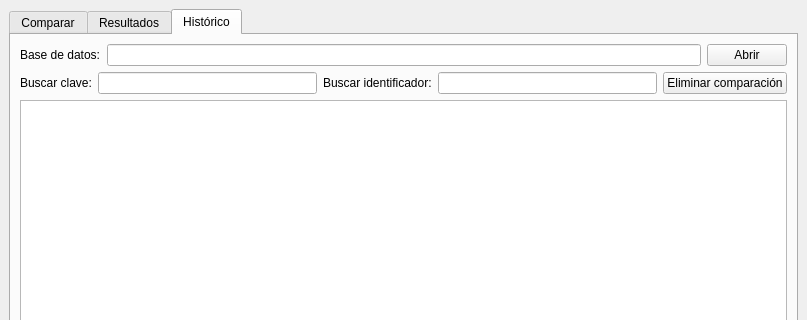
Before: the Qt Designer form src/ui/main_window.ui in CristinaCG/ComparadorExcel, drawn with Qt 5; both pictures show x 0 to 807 and y 0 to 320 of the 807 by 737 pixel window.
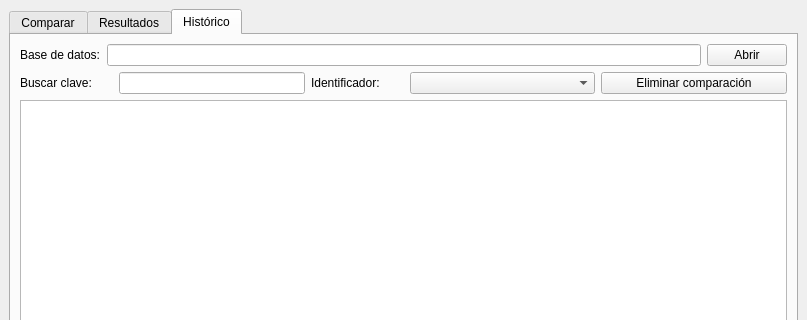
After: the same form once the commit is applied.

The edit to the form file:
```diff
--- a/src/ui/main_window.ui
+++ b/src/ui/main_window.ui
@@ -364,7 +364,7 @@
          </layout>
         </item>
         <item>
-         <layout class="QHBoxLayout" name="horizontalLayout_12">
+         <layout class="QHBoxLayout" name="horizontalLayoutIdentificador" stretch="1,2,1,2,2">
           <item>
            <widget class="QLabel" name="labelBuscarClaveHistorico">
             <property name="text">
@@ -378,12 +378,12 @@
           <item>
            <widget class="QLabel" name="labelBuscarIdentificadorHistorico">
             <property name="text">
-             <string>Buscar identificador:</string>
+             <string>Identificador:</string>
             </property>
            </widget>
           </item>
           <item>
-           <widget class="QLineEdit" name="lineEditBuscarIdentificadorHistorico"/>
+           <widget class="QComboBox" name="comboBoxIdentificadorHistorico"/>
           </item>
           <item>
            <widget class="QPushButton" name="pushButtonEliminarComparacion">
```
Left out of the diff: 12 changed lines with no effect on the pictures.
